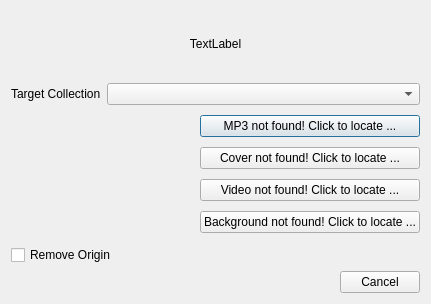
Old version of the form ui/songimportdialog.ui in the repository mhaehnel/UltraEdit.
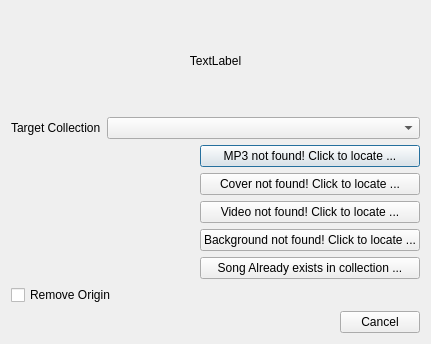
New version of the form. Icons and pictures are not drawn.

Commit message:
Check for duplicates to prevent import to same collection twice
Importing to other collection will work
Should allow to change offending tags as fix (similar to file fix UI)

```diff
--- a/ui/songimportdialog.ui
+++ b/ui/songimportdialog.ui
@@ -7,7 +7,7 @@
     <x>0</x>
     <y>0</y>
     <width>431</width>
-    <height>304</height>
+    <height>344</height>
    </rect>
   </property>
   <property name="windowTitle">
@@ -107,6 +107,20 @@
            </property>
           </widget>
          </item>
+         <item>
+          <widget class="QPushButton" name="dupe">
+           <property name="enabled">
+            <bool>true</bool>
+           </property>
+           <property name="text">
+            <string>Song Already exists in collection ...</string>
+           </property>
+           <property name="icon">
+            <iconset theme="dialog-error">
+             <normaloff>.</normaloff>.</iconset>
+           </property>
+          </widget>
+         </item>
         </layout>
        </item>
       </layout>
```
The commit also changes 5 other files.
